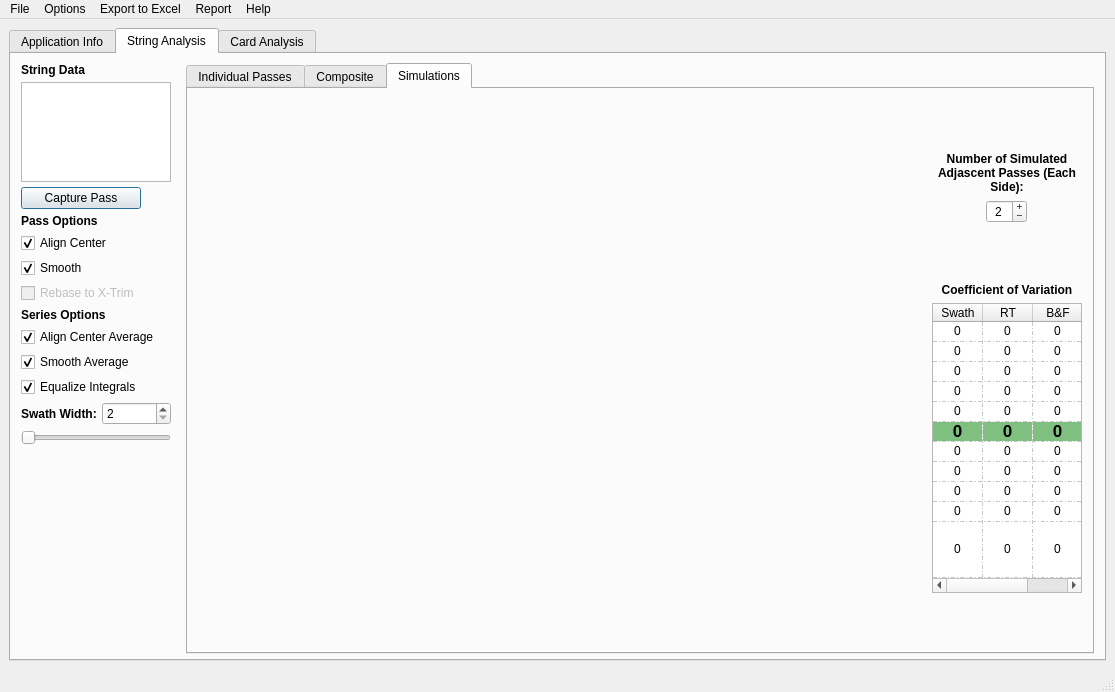
gill14/AccuPatt, file resources/mainWindow.ui: the form before one commit.
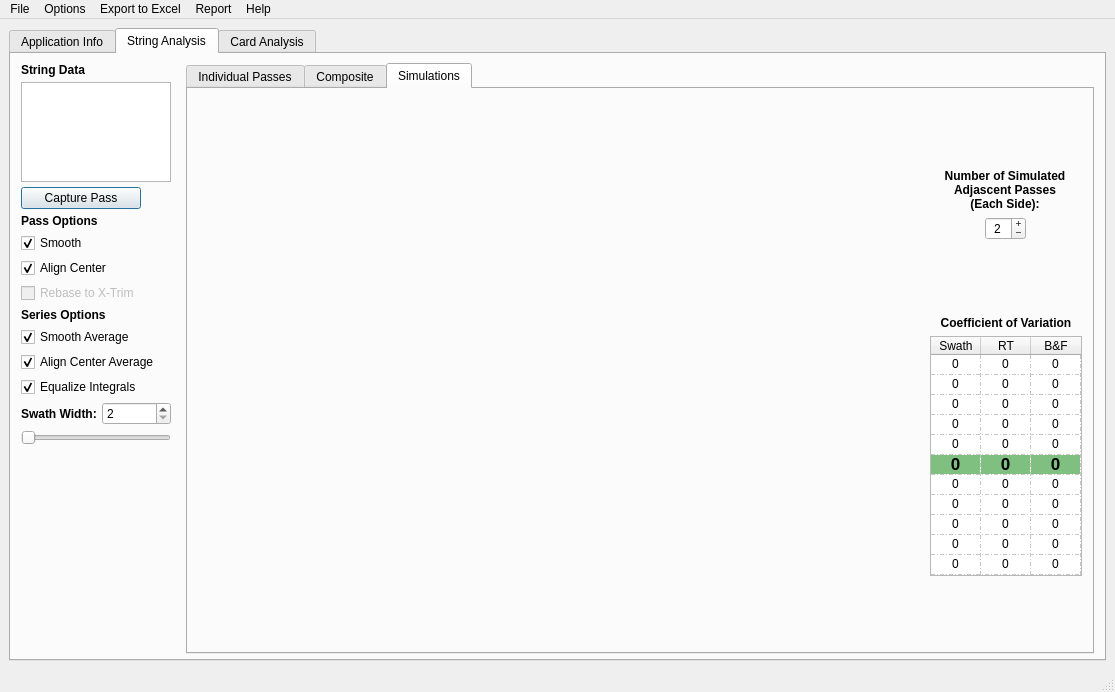
The form after the commit. The open tabs and pages were chosen to show the change. Custom widgets are drawn as their Qt base class.

Commit message: fix string cv tablewidgt, adjust to contents

What changed in the file:
```diff
--- a/resources/mainWindow.ui
+++ b/resources/mainWindow.ui
@@ -145,22 +145,6 @@
               </property>
              </widget>
             </item>
-            <item>
-             <widget class="QCheckBox" name="checkBoxStringPassCenter">
-              <property name="sizePolicy">
-               <sizepolicy hsizetype="Fixed" vsizetype="Fixed">
-                <horstretch>0</horstretch>
-                <verstretch>0</verstretch>
-               </sizepolicy>
-              </property>
-              <property name="text">
-               <string>Align Center</string>
-              </property>
-              <property name="checked">
-               <bool>true</bool>
-              </property>
-             </widget>
-            </item>
             <item>
              <widget class="QCheckBox" name="checkBoxStringPassSmooth">
               <property name="sizePolicy">
@@ -177,6 +161,22 @@
               </property>
              </widget>
             </item>
+            <item>
+             <widget class="QCheckBox" name="checkBoxStringPassCenter">
+              <property name="sizePolicy">
+               <sizepolicy hsizetype="Fixed" vsizetype="Fixed">
+                <horstretch>0</horstretch>
+                <verstretch>0</verstretch>
+               </sizepolicy>
+              </property>
+              <property name="text">
+               <string>Align Center</string>
+              </property>
+              <property name="checked">
+               <bool>true</bool>
+              </property>
+             </widget>
+            </item>
             <item>
              <widget class="QCheckBox" name="checkBox">
               <property name="enabled">
@@ -200,16 +200,6 @@
               </property>
              </widget>
             </item>
-            <item>
-             <widget class="QCheckBox" name="checkBoxStringSeriesCenter">
-              <property name="text">
-               <string>Align Center Average</string>
-              </property>
-              <property name="checked">
-               <bool>true</bool>
-              </property>
-             </widget>
-            </item>
             <item>
              <widget class="QCheckBox" name="checkBoxStringSeriesSmooth">
               <property name="sizePolicy">
@@ -226,6 +216,16 @@
               </property>
              </widget>
             </item>
+            <item>
+             <widget class="QCheckBox" name="checkBoxStringSeriesCenter">
+              <property name="text">
+               <string>Align Center Average</string>
+              </property>
+              <property name="checked">
+               <bool>true</bool>
+              </property>
+             </widget>
+            </item>
             <item>
              <widget class="QCheckBox" name="checkBoxStringSeriesEqualize">
               <property name="sizePolicy">
@@ -509,7 +509,8 @@
                  <enum>QFrame::NoFrame</enum>
                 </property>
                 <property name="text">
-                 <string>Number of Simulated Adjascent Passes (Each Side):</string>
+                 <string>Number of Simulated Adjascent Passes
+(Each Side):</string>
                 </property>
                 <property name="alignment">
                  <set>Qt::AlignCenter</set>
@@ -597,22 +598,31 @@
               <item>
                <widget class="QTableWidget" name="tableWidgetCV">
                 <property name="sizePolicy">
-                 <sizepolicy hsizetype="Fixed" vsizetype="Preferred">
+                 <sizepolicy hsizetype="Minimum" vsizetype="Expanding">
                   <horstretch>0</horstretch>
                   <verstretch>0</verstretch>
                  </sizepolicy>
                 </property>
-                <property name="minimumSize">
-                 <size>
-                  <width>0</width>
-                  <height>290</height>
-                 </size>
+                <property name="verticalScrollBarPolicy">
+                 <enum>Qt::ScrollBarAlwaysOff</enum>
                 </property>
-                <property name="maximumSize">
-                 <size>
-                  <width>150</width>
-                  <height>290</height>
-                 </size>
+                <property name="horizontalScrollBarPolicy">
+                 <enum>Qt::ScrollBarAlwaysOff</enum>
+                </property>
+                <property name="sizeAdjustPolicy">
+                 <enum>QAbstractScrollArea::AdjustToContents</enum>
+                </property>
+                <property name="editTriggers">
+                 <set>QAbstractItemView::NoEditTriggers</set>
+                </property>
+                <property name="tabKeyNavigation">
+                 <bool>false</bool>
+                </property>
+                <property name="showDropIndicator" stdset="0">
+                 <bool>false</bool>
+                </property>
+                <property name="dragDropOverwriteMode">
+                 <bool>false</bool>
                 </property>
                 <property name="selectionMode">
                  <enum>QAbstractItemView::NoSelection</enum>
@@ -648,7 +658,7 @@
                  <bool>false</bool>
                 </attribute>
                 <attribute name="verticalHeaderStretchLastSection">
-                 <bool>true</bool>
+                 <bool>false</bool>
                 </attribute>
                 <row>
                  <property name="text">
```
Left out of the diff: 2 changed lines with no effect on the pictures.
